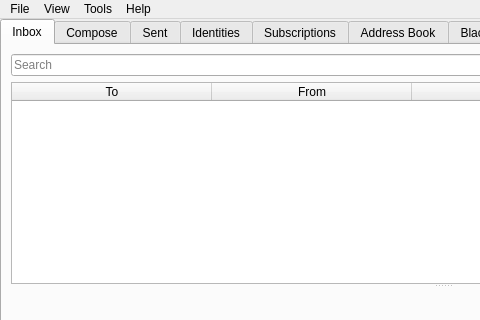
Above: src/bitmessageqt/bitmessageui.ui from webdev25/PyBitmessage before the change; both pictures show x 0 to 480 and y 0 to 320 of the 885 by 580 pixel window. Below: the same form after it.
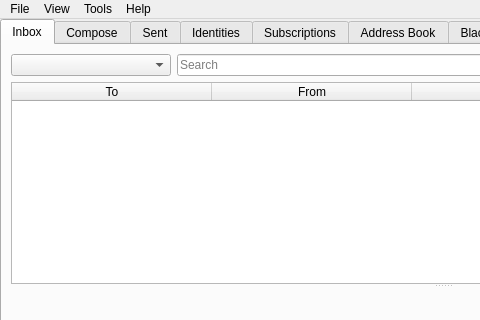
That is the form after the change. Icons and pictures are not drawn.

Commit message: created a `from address` combo on the inbox tab

```diff
--- a/src/bitmessageqt/bitmessageui.ui
+++ b/src/bitmessageqt/bitmessageui.ui
@@ -112,6 +112,34 @@
              <property name="bottomMargin">
               <number>0</number>
              </property>
+             <item>
+              <widget class="QComboBox" name="comboInboxFrom">
+               <property name="sizePolicy">
+                <sizepolicy hsizetype="Fixed" vsizetype="Fixed">
+                 <horstretch>0</horstretch>
+                 <verstretch>0</verstretch>
+                </sizepolicy>
+               </property>
+               <property name="minimumSize">
+                <size>
+                 <width>160</width>
+                 <height>0</height>
+                </size>
+               </property>
+               <property name="maximumSize">
+                <size>
+                 <width>160</width>
+                 <height>16777215</height>
+                </size>
+               </property>
+               <property name="baseSize">
+                <size>
+                 <width>0</width>
+                 <height>0</height>
+                </size>
+               </property>
+              </widget>
+             </item>
              <item>
               <widget class="QLineEdit" name="inboxSearchLineEdit">
                <property name="placeholderText">
```
Left out of the diff: 2 changed lines with no effect on the pictures. The commit also changes 2 other files.
